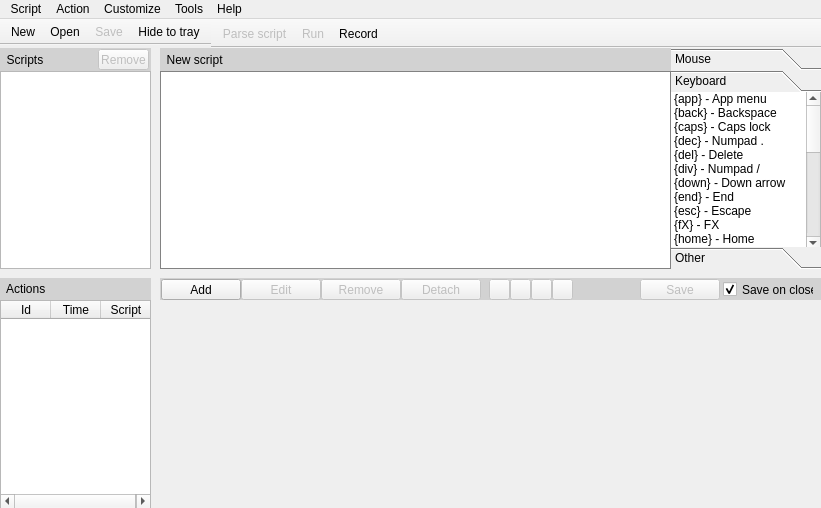
Old version of the form DoForMe!/mainwin.ui in the repository jajcek/DoForMe.
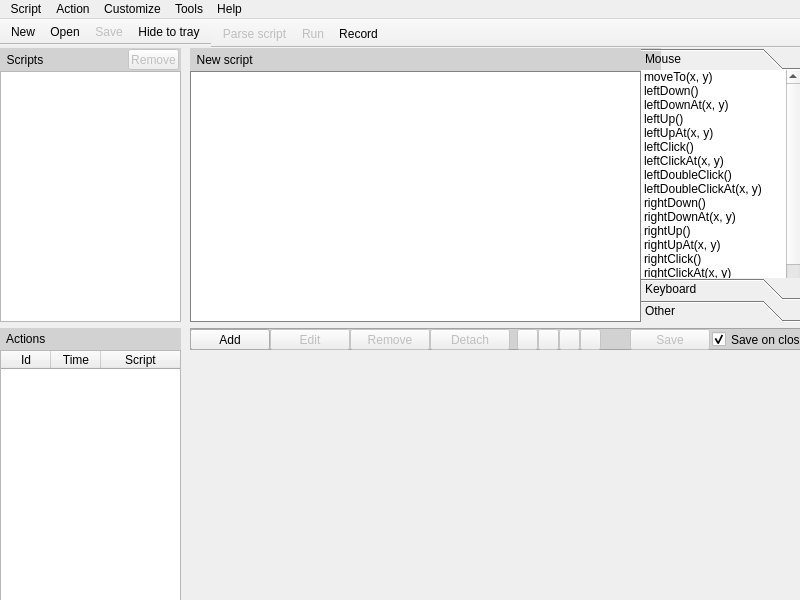
New version of the form. Icons and pictures are not drawn.

Commit message: - controls changes their size and position while resizing the main window (amateurish way - not usig layout xD, just calculating new pos and size in mainWin::resizeEvent)

What changed in the file:
```diff
--- a/DoForMe!/mainwin.ui
+++ b/DoForMe!/mainwin.ui
@@ -6,10 +6,16 @@
    <rect>
     <x>0</x>
     <y>0</y>
-    <width>821</width>
-    <height>508</height>
+    <width>800</width>
+    <height>600</height>
    </rect>
   </property>
+  <property name="minimumSize">
+   <size>
+    <width>800</width>
+    <height>450</height>
+   </size>
+  </property>
   <property name="windowTitle">
    <string>DoForMe!</string>
   </property>
@@ -35,8 +41,8 @@
      <rect>
       <x>0</x>
       <y>23</y>
-      <width>151</width>
-      <height>198</height>
+      <width>181</width>
+      <height>251</height>
      </rect>
     </property>
     <property name="sizePolicy">
@@ -89,7 +95,7 @@
      <rect>
       <x>0</x>
       <y>0</y>
-      <width>151</width>
+      <width>181</width>
       <height>23</height>
      </rect>
     </property>
@@ -107,7 +113,7 @@
     </property>
     <property name="geometry">
      <rect>
-      <x>98</x>
+      <x>128</x>
       <y>1</y>
       <width>51</width>
       <height>21</height>
@@ -127,8 +133,8 @@
     <property name="geometry">
      <rect>
       <x>0</x>
-      <y>230</y>
-      <width>151</width>
+      <y>280</y>
+      <width>181</width>
       <height>22</height>
      </rect>
     </property>
@@ -143,10 +149,10 @@
    <widget class="QTextEdit" name="scriptTextEdit">
     <property name="geometry">
      <rect>
-      <x>160</x>
+      <x>190</x>
       <y>23</y>
-      <width>511</width>
-      <height>198</height>
+      <width>451</width>
+      <height>251</height>
      </rect>
     </property>
     <property name="styleSheet">
@@ -186,9 +192,9 @@
    <widget class="QLabel" name="scriptTitle">
     <property name="geometry">
      <rect>
-      <x>160</x>
+      <x>190</x>
       <y>0</y>
-      <width>511</width>
+      <width>471</width>
       <height>23</height>
      </rect>
     </property>
@@ -204,9 +210,9 @@
     <property name="geometry">
      <rect>
       <x>0</x>
-      <y>252</y>
-      <width>151</width>
-      <height>209</height>
+      <y>302</y>
+      <width>181</width>
+      <height>251</height>
      </rect>
     </property>
     <property name="styleSheet">
@@ -290,275 +296,13 @@
      </property>
     </column>
    </widget>
-   <widget class="QLabel" name="label_6">
+   <widget class="QToolBox" name="functionsToolBox">
     <property name="geometry">
      <rect>
-      <x>160</x>
-      <y>230</y>
-      <width>661</width>
-      <height>22</height>
-     </rect>
-    </property>
-    <property name="styleSheet">
-     <string notr="true">background-color: rgb( 210, 210, 210 );
-color: black;</string>
-    </property>
-    <property name="text">
-     <string/>
-    </property>
-   </widget>
-   <widget class="QToolButton" name="editButton">
-    <property name="enabled">
-     <bool>false</bool>
-    </property>
-    <property name="geometry">
-     <rect>
-      <x>241</x>
-      <y>231</y>
-      <width>80</width>
-      <height>21</height>
-     </rect>
-    </property>
-    <property name="styleSheet">
-     <string notr="true"/>
-    </property>
-    <property name="text">
-     <string>Edit</string>
-    </property>
-    <property name="autoRaise">
-     <bool>false</bool>
-    </property>
-   </widget>
-   <widget class="QToolButton" name="detachButton">
-    <property name="enabled">
-     <bool>false</bool>
-    </property>
-    <property name="geometry">
-     <rect>
-      <x>401</x>
-      <y>231</y>
-      <width>80</width>
-      <height>21</height>
-     </rect>
-    </property>
-    <property name="styleSheet">
-     <string notr="true"/>
-    </property>
-    <property name="text">
-     <string>Detach</string>
-    </property>
-    <property name="autoRaise">
-     <bool>false</bool>
-    </property>
-   </widget>
-   <widget class="QToolButton" name="removeButton">
-    <property name="enabled">
-     <bool>false</bool>
-    </property>
-    <property name="geometry">
-     <rect>
-      <x>321</x>
-      <y>231</y>
-      <width>80</width>
-      <height>21</height>
-     </rect>
-    </property>
-    <property name="styleSheet">
-     <string notr="true"/>
-    </property>
-    <property name="text">
-     <string>Remove</string>
-    </property>
-    <property name="autoRaise">
-     <bool>false</bool>
-    </property>
-   </widget>
-   <widget class="QToolButton" name="saveButton">
-    <property name="enabled">
-     <bool>false</bool>
-    </property>
-    <property name="geometry">
-     <rect>
-      <x>640</x>
-      <y>231</y>
-      <width>80</width>
-      <height>21</height>
-     </rect>
-    </property>
-    <property name="styleSheet">
-     <string notr="true"/>
-    </property>
-    <property name="text">
-     <string>Save</string>
-    </property>
-    <property name="autoRaise">
-     <bool>false</bool>
-    </property>
-   </widget>
-   <widget class="QCheckBox" name="saveOnCloseCheck">
-    <property name="geometry">
-     <rect>
-      <x>723</x>
-      <y>233</y>
-      <width>91</width>
-      <height>17</height>
-     </rect>
-    </property>
-    <property name="text">
-     <string>Save on close</string>
-    </property>
-    <property name="checked">
-     <bool>true</bool>
-    </property>
-   </widget>
-   <widget class="QToolButton" name="addActionButton">
-    <property name="enabled">
-     <bool>true</bool>
-    </property>
-    <property name="geometry">
-     <rect>
-      <x>161</x>
-      <y>231</y>
-      <width>80</width>
-      <height>21</height>
-     </rect>
-    </property>
-    <property name="toolTip">
-     <string>Add to actions</string>
-    </property>
-    <property name="text">
-     <string>Add</string>
-    </property>
-    <property name="iconSize">
-     <size>
-      <width>28</width>
-      <height>28</height>
-     </size>
-    </property>
-   </widget>
-   <widget class="QToolButton" name="leftButton">
-    <property name="enabled">
-     <bool>false</bool>
-    </property>
-    <property name="geometry">
-     <rect>
-      <x>489</x>
-      <y>231</y>
-      <width>21</width>
-      <height>21</height>
-     </rect>
-    </property>
-    <property name="text">
-     <string/>
-    </property>
-    <property name="icon">
-     <iconset resource="mainwin.qrc">
-      <normaloff>:/arrows/Resources/1leftarrow.ico</normaloff>:/arrows/Resources/1leftarrow.ico</iconset>
-    </property>
-    <property name="iconSize">
-     <size>
-      <width>12</width>
-      <height>12</height>
-     </size>
-    </property>
-    <property name="autoRaise">
-     <bool>false</bool>
-    </property>
-   </widget>
-   <widget class="QToolButton" name="rightButton">
-    <property name="enabled">
-     <bool>false</bool>
-    </property>
-    <property name="geometry">
-     <rect>
-      <x>552</x>
-      <y>231</y>
-      <width>21</width>
-      <height>21</height>
-     </rect>
-    </property>
-    <property name="text">
-     <string/>
-    </property>
-    <property name="icon">
-     <iconset resource="mainwin.qrc">
-      <normaloff>:/arrows/Resources/1rightarrow.ico</normaloff>:/arrows/Resources/1rightarrow.ico</iconset>
-    </property>
-    <property name="iconSize">
-     <size>
-      <width>12</width>
-      <height>12</height>
-     </size>
-    </property>
-    <property name="autoRaise">
-     <bool>false</bool>
-    </property>
-   </widget>
-   <widget class="QToolButton" name="upButton">
-    <property name="enabled">
-     <bool>false</bool>
-    </property>
-    <property name="geometry">
-     <rect>
-      <x>510</x>
-      <y>231</y>
-      <width>21</width>
-      <height>21</height>
-     </rect>
-    </property>
-    <property name="text">
-     <string/>
-    </property>
-    <property name="icon">
-     <iconset resource="mainwin.qrc">
-      <normaloff>:/arrows/Resources/1uparrow.ico</normaloff>:/arrows/Resources/1uparrow.ico</iconset>
-    </property>
-    <property name="iconSize">
-     <size>
-      <width>12</width>
-      <height>12</height>
-     </size>
-    </property>
-    <property name="autoRaise">
-     <bool>false</bool>
-    </property>
-   </widget>
-   <widget class="QToolButton" name="downButton">
-    <property name="enabled">
-     <bool>false</bool>
-    </property>
-    <property name="geometry">
-     <rect>
-      <x>531</x>
-      <y>231</y>
-      <width>21</width>
-      <height>21</height>
-     </rect>
-    </property>
-    <property name="text">
-     <string/>
-    </property>
-    <property name="icon">
-     <iconset resource="mainwin.qrc">
-      <normaloff>:/arrows/Resources/1downarrow.ico</normaloff>:/arrows/Resources/1downarrow.ico</iconset>
-    </property>
-    <property name="iconSize">
-     <size>
-      <width>12</width>
-      <height>12</height>
-     </size>
-    </property>
-    <property name="autoRaise">
-     <bool>false</bool>
-    </property>
-   </widget>
-   <widget class="QToolBox" name="toolBox">
-    <property name="geometry">
-     <rect>
-      <x>671</x>
+      <x>641</x>
       <y>0</y>
-      <width>150</width>
-      <height>221</height>
+      <width>161</width>
+      <height>274</height>
      </rect>
     </property>
     <property name="frameShape">
@@ -581,8 +325,8 @@
       <rect>
        <x>0</x>
        <y>0</y>
-       <width>150</width>
-       <height>158</height>
+       <width>161</width>
+       <height>211</height>
       </rect>
      </property>
      <attribute name="label">
@@ -593,8 +337,8 @@
        <rect>
         <x>-1</x>
         <y>-1</y>
-        <width>151</width>
-        <height>160</height>
+        <width>161</width>
+        <height>253</height>
        </rect>
       </property>
       <property name="sortingEnabled">
@@ -712,8 +456,8 @@
       <rect>
        <x>0</x>
        <y>0</y>
-       <width>150</width>
-       <height>158</height>
+       <width>161</width>
+       <height>211</height>
       </rect>
      </property>
      <attribute name="label">
@@ -724,8 +468,8 @@
        <rect>
         <x>-1</x>
         <y>-1</y>
-        <width>151</width>
-        <height>160</height>
+        <width>161</width>
+        <height>251</height>
        </rect>
       </property>
       <property name="sortingEnabled">
@@ -914,13 +658,279 @@
      </widget>
     </widget>
    </widget>
+   <widget class="QFrame" name="calendarToolsFrame">
+    <property name="geometry">
+     <rect>
+      <x>190</x>
+      <y>280</y>
+      <width>631</width>
+      <height>22</height>
+     </rect>
+    </property>
+    <property name="styleSheet">
+     <string notr="true">QFrame {
+background-color: rgb( 210, 210, 210 );
+}</string>
+    </property>
+    <property name="frameShape">
+     <enum>QFrame::StyledPanel</enum>
+    </property>
+    <property name="frameShadow">
+     <enum>QFrame::Raised</enum>
+    </property>
+    <widget class="QToolButton" name="addActionButton">
+     <property name="enabled">
+      <bool>true</bool>
+     </property>
+     <property name="geometry">
+      <rect>
+       <x>0</x>
+       <y>1</y>
+       <width>80</width>
+       <height>21</height>
+      </rect>
+     </property>
+     <property name="toolTip">
+      <string>Add to actions</string>
+     </property>
+     <property name="text">
+      <string>Add</string>
+     </property>
+     <property name="iconSize">
+      <size>
+       <width>28</width>
+       <height>28</height>
+      </size>
+     </property>
+    </widget>
+    <widget class="QCheckBox" name="saveOnCloseCheck">
+     <property name="geometry">
+      <rect>
+       <x>522</x>
+       <y>3</y>
+       <width>91</width>
+       <height>17</height>
+      </rect>
+     </property>
+     <property name="text">
+      <string>Save on close</string>
+     </property>
+     <property name="checked">
+      <bool>true</bool>
+     </property>
+    </widget>
+    <widget class="QToolButton" name="saveButton">
+     <property name="enabled">
+      <bool>false</bool>
+     </property>
+     <property name="geometry">
+      <rect>
+       <x>440</x>
+       <y>1</y>
+       <width>80</width>
+       <height>21</height>
+      </rect>
+     </property>
+     <property name="styleSheet">
+      <string notr="true"/>
+     </property>
+     <property name="text">
+      <string>Save</string>
+     </property>
+     <property name="autoRaise">
+      <bool>false</bool>
+     </property>
+    </widget>
+    <widget class="QToolButton" name="downButton">
+     <property name="enabled">
+      <bool>false</bool>
+     </property>
+     <property name="geometry">
+      <rect>
+       <x>369</x>
+       <y>1</y>
+       <width>21</width>
+       <height>21</height>
+      </rect>
+     </property>
+     <property name="text">
+      <string/>
+     </property>
+     <property name="icon">
+      <iconset resource="mainwin.qrc">
+       <normaloff>:/arrows/Resources/1downarrow.ico</normaloff>:/arrows/Resources/1downarrow.ico</iconset>
+     </property>
+     <property name="iconSize">
+      <size>
+       <width>12</width>
+       <height>12</height>
+      </size>
+     </property>
+     <property name="autoRaise">
+      <bool>false</bool>
+     </property>
+    </widget>
+    <widget class="QToolButton" name="detachButton">
+     <property name="enabled">
+      <bool>false</bool>
+     </property>
+     <property name="geometry">
+      <rect>
+       <x>240</x>
+       <y>1</y>
+       <width>80</width>
+       <height>21</height>
+      </rect>
+     </property>
+     <property name="styleSheet">
+      <string notr="true"/>
+     </property>
+     <property name="text">
+      <string>Detach</string>
+     </property>
+     <property name="autoRaise">
+      <bool>false</bool>
+     </property>
+    </widget>
+    <widget class="QToolButton" name="leftButton">
+     <property name="enabled">
+      <bool>false</bool>
+     </property>
+     <property name="geometry">
+      <rect>
+       <x>327</x>
+       <y>1</y>
+       <width>21</width>
+       <height>21</height>
+      </rect>
+     </property>
+     <property name="text">
+      <string/>
+     </property>
+     <property name="icon">
+      <iconset resource="mainwin.qrc">
+       <normaloff>:/arrows/Resources/1leftarrow.ico</normaloff>:/arrows/Resources/1leftarrow.ico</iconset>
+     </property>
+     <property name="iconSize">
+      <size>
+       <width>12</width>
+       <height>12</height>
+      </size>
+     </property>
+     <property name="autoRaise">
+      <bool>false</bool>
+     </property>
+    </widget>
+    <widget class="QToolButton" name="upButton">
+     <property name="enabled">
+      <bool>false</bool>
+     </property>
+     <property name="geometry">
+      <rect>
+       <x>348</x>
+       <y>1</y>
+       <width>21</width>
+       <height>21</height>
+      </rect>
+     </property>
+     <property name="text">
+      <string/>
+     </property>
+     <property name="icon">
+      <iconset resource="mainwin.qrc">
+       <normaloff>:/arrows/Resources/1uparrow.ico</normaloff>:/arrows/Resources/1uparrow.ico</iconset>
+     </property>
+     <property name="iconSize">
+      <size>
+       <width>12</width>
+       <height>12</height>
+      </size>
+     </property>
+     <property name="autoRaise">
+      <bool>false</bool>
+     </property>
+    </widget>
+    <widget class="QToolButton" name="editButton">
+     <property name="enabled">
+      <bool>false</bool>
+     </property>
+     <property name="geometry">
+      <rect>
+       <x>80</x>
+       <y>1</y>
+       <width>80</width>
+       <height>21</height>
+      </rect>
+     </property>
+     <property name="styleSheet">
+      <string notr="true"/>
+     </property>
+     <property name="text">
+      <string>Edit</string>
+     </property>
+     <property name="autoRaise">
+      <bool>false</bool>
+     </property>
+    </widget>
+    <widget class="QToolButton" name="rightButton">
+     <property name="enabled">
+      <bool>false</bool>
+     </property>
+     <property name="geometry">
+      <rect>
+       <x>390</x>
+       <y>1</y>
+       <width>21</width>
+       <height>21</height>
+      </rect>
+     </property>
+     <property name="text">
+      <string/>
+     </property>
+     <property name="icon">
+      <iconset resource="mainwin.qrc">
+       <normaloff>:/arrows/Resources/1rightarrow.ico</normaloff>:/arrows/Resources/1rightarrow.ico</iconset>
+     </property>
+     <property name="iconSize">
+      <size>
+       <width>12</width>
+       <height>12</height>
+      </size>
+     </property>
+     <property name="autoRaise">
+      <bool>false</bool>
+     </property>
+    </widget>
+    <widget class="QToolButton" name="removeButton">
+     <property name="enabled">
+      <bool>false</bool>
+     </property>
+     <property name="geometry">
+      <rect>
+       <x>160</x>
+       <y>1</y>
+       <width>80</width>
+       <height>21</height>
+      </rect>
+     </property>
+     <property name="styleSheet">
+      <string notr="true"/>
+     </property>
+     <property name="text">
+      <string>Remove</string>
+     </property>
+     <property name="autoRaise">
+      <bool>false</bool>
+     </property>
+    </widget>
+   </widget>
   </widget>
   <widget class="QMenuBar" name="menuBar">
    <property name="geometry">
     <rect>
      <x>0</x>
      <y>0</y>
-     <width>821</width>
+     <width>800</width>
      <height>21</height>
     </rect>
    </property>
```
Left out of the diff: 25 changed lines with no effect on the pictures. The commit also changes 2 other files.
